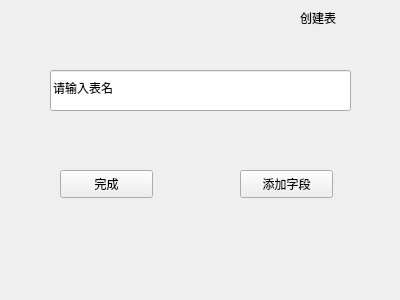
Old version of the form creattable.ui in the repository jy-080610/DBMS.
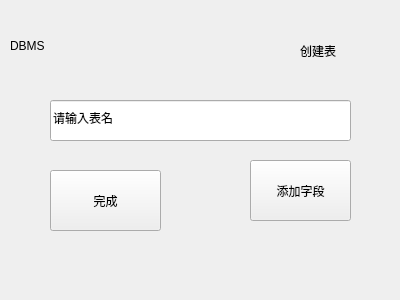
New version of the form.

The edit to the form file:
```diff
--- a/creattable.ui
+++ b/creattable.ui
@@ -13,13 +13,16 @@
   <property name="windowTitle">
    <string>creattable</string>
   </property>
+  <property name="styleSheet">
+   <string notr="true">font: 10pt &quot;方正粗黑宋简体&quot;;</string>
+  </property>
   <widget class="QPushButton" name="pushButton">
    <property name="geometry">
     <rect>
-     <x>60</x>
+     <x>50</x>
      <y>170</y>
-     <width>93</width>
-     <height>28</height>
+     <width>111</width>
+     <height>61</height>
     </rect>
    </property>
    <property name="text">
@@ -29,10 +32,10 @@
   <widget class="QPushButton" name="add">
    <property name="geometry">
     <rect>
-     <x>240</x>
-     <y>170</y>
-     <width>93</width>
-     <height>28</height>
+     <x>250</x>
+     <y>160</y>
+     <width>101</width>
+     <height>61</height>
     </rect>
    </property>
    <property name="text">
@@ -43,7 +46,7 @@
    <property name="geometry">
     <rect>
      <x>50</x>
-     <y>70</y>
+     <y>100</y>
      <width>301</width>
      <height>41</height>
     </rect>
@@ -56,15 +59,31 @@
    <property name="geometry">
     <rect>
      <x>300</x>
-     <y>10</y>
-     <width>72</width>
-     <height>15</height>
+     <y>30</y>
+     <width>81</width>
+     <height>41</height>
     </rect>
    </property>
    <property name="text">
     <string>创建表</string>
    </property>
   </widget>
+  <widget class="QLabel" name="label_2">
+   <property name="geometry">
+    <rect>
+     <x>10</x>
+     <y>10</y>
+     <width>131</width>
+     <height>71</height>
+    </rect>
+   </property>
+   <property name="styleSheet">
+    <string notr="true">font: 24pt &quot;华文隶书&quot;;</string>
+   </property>
+   <property name="text">
+    <string>DBMS</string>
+   </property>
+  </widget>
  </widget>
  <resources/>
  <connections/>
```
